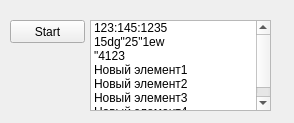
The window that LARCmaCS/wifiform.ui (ilyashir/LARCmaCS) describes before a commit, drawn with Qt 5.
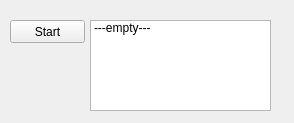
The same window after the commit.

```diff
--- a/LARCmaCS/wifiform.ui
+++ b/LARCmaCS/wifiform.ui
@@ -24,37 +24,7 @@
    </property>
    <item>
     <property name="text">
-     <string>123:145:1235</string>
-    </property>
-   </item>
-   <item>
-    <property name="text">
-     <string>15dg&quot;25&quot;1ew</string>
-    </property>
-   </item>
-   <item>
-    <property name="text">
-     <string>&quot;4123</string>
-    </property>
-   </item>
-   <item>
-    <property name="text">
-     <string>Новый элемент1</string>
-    </property>
-   </item>
-   <item>
-    <property name="text">
-     <string>Новый элемент2</string>
-    </property>
-   </item>
-   <item>
-    <property name="text">
-     <string>Новый элемент3</string>
-    </property>
-   </item>
-   <item>
-    <property name="text">
-     <string>Новый элемент4</string>
+     <string>---empty---</string>
     </property>
    </item>
   </widget>
```
